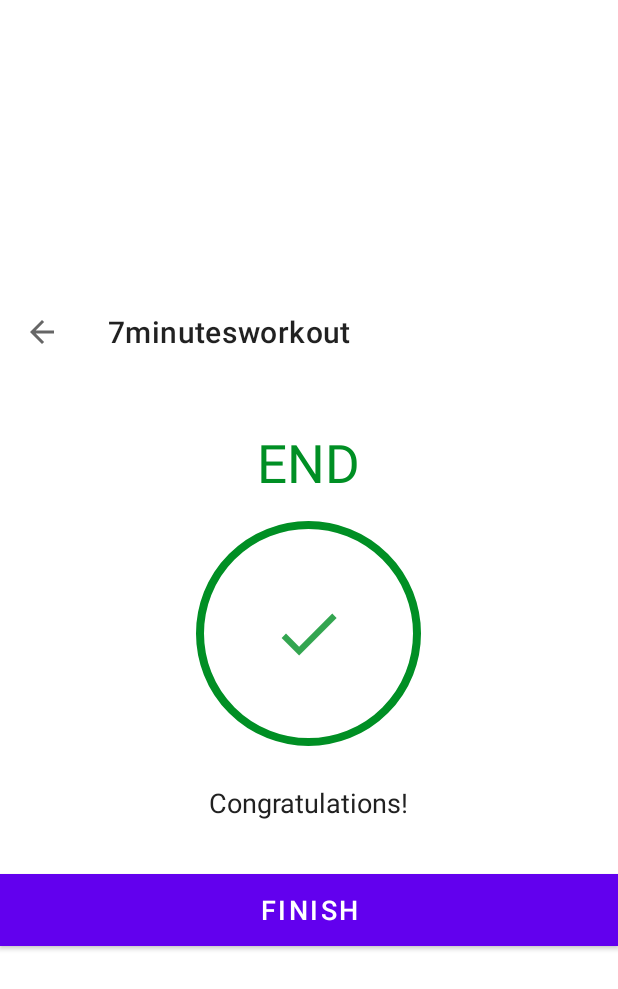
After one commit to tranvuhung/7minutesworkout, an Android app: the FinishActivity screen opened directly, with no data from a screen before it, on a phone screen of 412 x 824 dp. The commit adds this screen. Shown: the top 989 px of the screen. Run offline under Robolectric (Android 15) with nearby library versions, the phone set to English and light mode, and no system bars.

Commit message:
add finish activity

```diff
--- a/app/src/main/AndroidManifest.xml
+++ b/app/src/main/AndroidManifest.xml
@@ -5,7 +5,7 @@
 
     <queries>
         <intent>
-            <action android:name="android.intent.action.TTS_SERVICE"/>
+            <action android:name="android.intent.action.TTS_SERVICE" />
         </intent>
     </queries>
 
@@ -19,6 +19,9 @@
         android:supportsRtl="true"
         android:theme="@style/Theme.7minutesworkout"
         tools:targetApi="31">
+        <activity
+            android:name=".FinishActivity"
+            android:exported="false" />
         <activity
             android:name=".ExerciseActivity"
             android:exported="false" />
--- a/app/src/main/java/com/vuhungtran/a7minutesworkout/ExerciseActivity.kt
+++ b/app/src/main/java/com/vuhungtran/a7minutesworkout/ExerciseActivity.kt
@@ -1,5 +1,6 @@
 package com.vuhungtran.a7minutesworkout
 
+import android.content.Intent
 import android.media.MediaPlayer
 import android.net.Uri
 import android.os.Build
@@ -101,7 +102,7 @@
 
         binding?.progressBarExercise?.progress = exerciseProgress
 
-        exerciseTimer = object : CountDownTimer(30000, 1000) {
+        exerciseTimer = object : CountDownTimer(10000, 1000) {
             override fun onTick(millisUntilFinished: Long) {
                 exerciseProgress++
                 binding?.progressBarExercise?.progress = exerciseTimerDuration.toInt() - exerciseProgress
@@ -117,12 +118,9 @@
                 if (currentExercisePosition < exerciseList?.size!! - 1) {
                     setupRestView()
                 } else {
-
-                    Toast.makeText(
-                        this@ExerciseActivity,
-                        "Congratulations! You have completed the 7 minutes workout.",
-                        Toast.LENGTH_SHORT
-                    ).show()
+                    finish()
+                    val intent = Intent(this@ExerciseActivity,FinishActivity::class.java)
+                    startActivity(intent)
                 }
                 // END
             }
--- /dev/null
+++ b/app/src/main/java/com/vuhungtran/a7minutesworkout/FinishActivity.kt
@@ -0,0 +1,26 @@
+package com.vuhungtran.a7minutesworkout
+
+import androidx.appcompat.app.AppCompatActivity
+import android.os.Bundle
+import com.vuhungtran.a7minutesworkout.databinding.ActivityFinishBinding
+
+class FinishActivity : AppCompatActivity() {
+    private var binding: ActivityFinishBinding? = null
+    override fun onCreate(savedInstanceState: Bundle?) {
+        super.onCreate(savedInstanceState)
+        binding = ActivityFinishBinding.inflate(layoutInflater)
+        setContentView(binding?.root)
+
+        setSupportActionBar(binding?.toolbarFinishActivity)
+        if (supportActionBar != null) {
+            supportActionBar?.setDisplayHomeAsUpEnabled(true)
+        }
+        binding?.toolbarFinishActivity?.setNavigationOnClickListener {
+            onBackPressed()
+        }
+
+        binding?.btnFinish?.setOnClickListener {
+            finish()
+        }
+    }
+}
--- /dev/null
+++ b/app/src/main/res/drawable/ic_action_done.xml
@@ -0,0 +1,11 @@
+<vector xmlns:android="http://schemas.android.com/apk/res/android"
+    android:width="24dp"
+    android:height="24dp"
+    android:viewportWidth="24"
+    android:viewportHeight="24"
+    android:tint="#008F24"
+    android:alpha="0.8">
+    <path
+        android:fillColor="#FF000000"
+        android:pathData="M9,16.2L4.8,12l-1.4,1.4L9,19 21,7l-1.4,-1.4L9,16.2z"/>
+</vector>
--- /dev/null
+++ b/app/src/main/res/layout/activity_finish.xml
@@ -0,0 +1,58 @@
+<?xml version="1.0" encoding="utf-8"?>
+<LinearLayout xmlns:android="http://schemas.android.com/apk/res/android"
+    android:layout_width="match_parent"
+    android:layout_height="match_parent"
+    xmlns:tools="http://schemas.android.com/tools"
+    android:gravity="center"
+    android:orientation="vertical"
+    tools:context=".FinishActivity">
+    <androidx.appcompat.widget.Toolbar
+        android:id="@+id/toolbar_finish_activity"
+        android:layout_marginTop="0dp"
+        android:layout_width="match_parent"
+        android:layout_height="?android:attr/actionBarSize"
+        android:background="#FFFFFF"/>
+
+    <TextView
+        android:id="@+id/tvEnd"
+        android:layout_width="wrap_content"
+        android:layout_height="wrap_content"
+        android:layout_marginTop="35dp"
+        android:text="END"
+        android:textColor="@color/colorAccent"
+        android:textSize="35sp"/>
+
+    <LinearLayout
+        android:layout_width="150dp"
+        android:layout_height="150dp"
+        android:layout_marginTop="15dp"
+        android:layout_gravity="center"
+        android:gravity="center"
+        android:background="@drawable/item_circular_color_accent_border">
+        <ImageView
+            android:layout_width="50dp"
+            android:layout_height="50dp"
+            android:contentDescription="image"
+            android:src="@drawable/ic_action_done" />
+    </LinearLayout>
+
+    <TextView
+        android:layout_width="wrap_content"
+        android:layout_height="wrap_content"
+        android:layout_marginTop="25dp"
+        android:text="Congratulations!"
+        android:textColor="#212121"
+        android:textSize="18sp"/>
+
+    <Button
+        android:id="@+id/btnFinish"
+        android:layout_width="match_parent"
+        android:layout_height="wrap_content"
+        android:layout_gravity="bottom"
+        android:layout_marginTop="35dp"
+        android:background="@color/colorAccent"
+        android:text="FINISH"
+        android:textColor="#FFFFFF"
+        android:textSize="18sp" />
+
+</LinearLayout>
```
